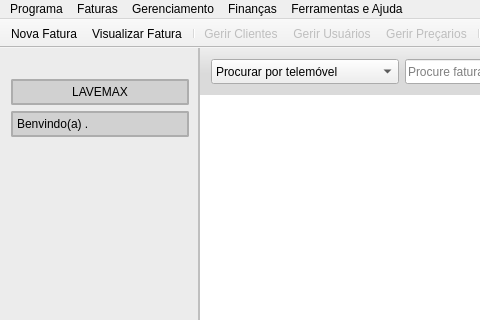
Above: Views/mainwindow.ui from hkakutalua/lavemax before the change; both pictures show x 0 to 480 and y 0 to 320 of the 725 by 569 pixel window. Below: the same form after it.
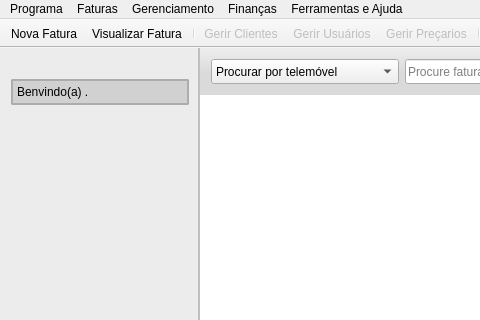
That is the form after the change. Icons and pictures are not drawn.

The edit to the form file:
```diff
--- a/Views/mainwindow.ui
+++ b/Views/mainwindow.ui
@@ -81,31 +81,6 @@
           </property>
          </widget>
         </item>
-        <item>
-         <widget class="QLabel" name="label_2">
-          <property name="sizePolicy">
-           <sizepolicy hsizetype="Preferred" vsizetype="Fixed">
-            <horstretch>0</horstretch>
-            <verstretch>0</verstretch>
-           </sizepolicy>
-          </property>
-          <property name="styleSheet">
-           <string notr="true">background-color: #d1d1d1;
-border: 2px solid #adadad;
-border-radius: 2px;
-padding: 4px;</string>
-          </property>
-          <property name="text">
-           <string>LAVEMAX</string>
-          </property>
-          <property name="alignment">
-           <set>Qt::AlignCenter</set>
-          </property>
-          <property name="wordWrap">
-           <bool>true</bool>
-          </property>
-         </widget>
-        </item>
         <item>
          <widget class="QLabel" name="GreetingsLabel">
           <property name="styleSheet">
```
Left out of the diff: 2 changed lines with no effect on the pictures.
